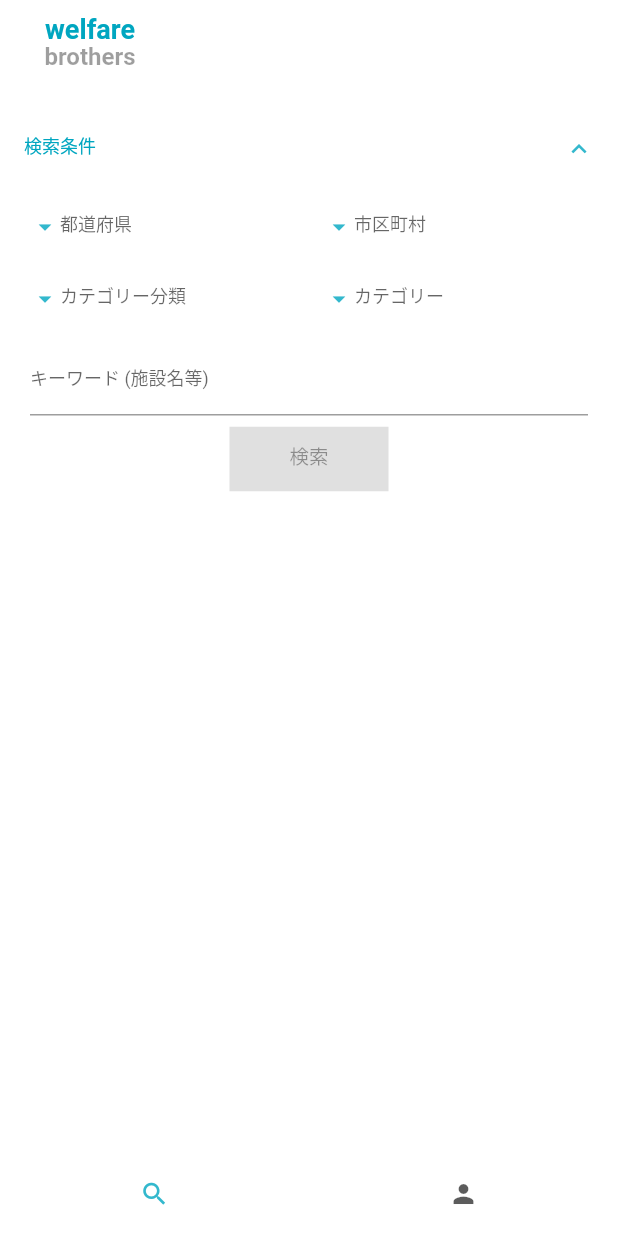
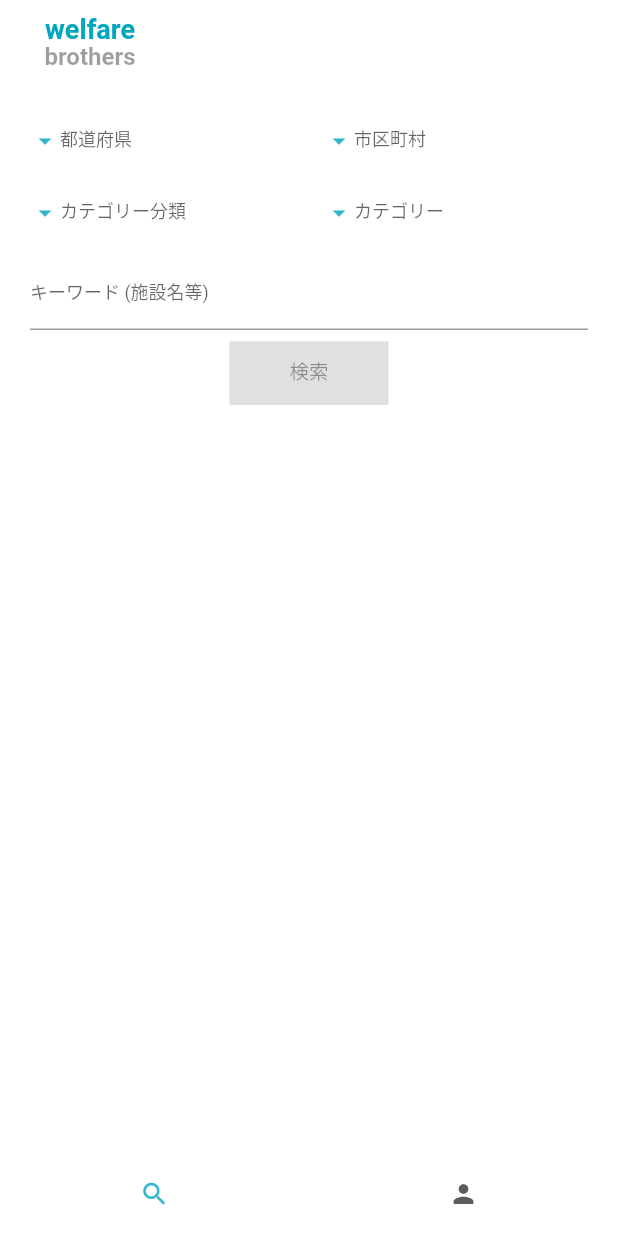
Before and after one commit to offg/welfarebrothers_for_woker, a Flutter app: the screen it shows after launch, on a phone screen of 412 x 824 dp. Run offline on Flutter 3.47's test engine with Material 2 defaults, Android fonts, the phone set to English and light mode, and no system bars; our stand-ins replace charts_flutter, dio, flutter_secure_storage, flutter_slidable, get_it; missing offline and left inert: dart:html; accounts and stored records are empty; network calls fail; statements that could not run were skipped.

Commit message:
facility card in search result a

```diff
--- a/lib/components/facility/facility_search_form.dart
+++ b/lib/components/facility/facility_search_form.dart
@@ -3,7 +3,6 @@ import 'package:provider/provider.dart';
 import 'package:welfarebrothers_for_worker/components/app/loading_overlay.dart';
 import 'package:welfarebrothers_for_worker/components/facility/area_form.dart';
 import 'package:welfarebrothers_for_worker/components/facility/care_service_form.dart';
-import 'package:welfarebrothers_for_worker/utils/design.dart';
 import 'package:welfarebrothers_for_worker/utils/input_decoration.dart';
 import 'package:welfarebrothers_for_worker/view_models/facility_search_form.dart';
 import 'package:welfarebrothers_for_worker_api_client/api.dart';
@@ -11,7 +10,8 @@ import 'package:welfarebrothers_for_worker_api_client/api.dart';
 typedef Function OnFacilityTap(FacilityForWorker facility);
 typedef Widget FacilityRenderer(FacilityForWorker facility);
 
-class FacilitySearchForm extends StatelessWidget {
+class FacilitySearchForm extends StatefulWidget {
+  GlobalKey<FormState> _abcKey = GlobalKey<FormState>();
   final OnFacilityTap onFacilityTap;
   final FacilityRenderer facilityRenderer;
   FacilitySearchForm({
@@ -20,19 +20,25 @@ class FacilitySearchForm extends StatelessWidget {
   })  : onFacilityTap = onFacilityTap,
         facilityRenderer = facilityRenderer;
   @override
+  _FacilitySearchFormState createState() => _FacilitySearchFormState();
+}
+
+class _FacilitySearchFormState extends State<FacilitySearchForm> {
+  @override
   Widget build(BuildContext context) {
     var size = MediaQuery.of(context).size;
-    var _facilityRenderer = facilityRenderer ?? _renderFacility;
+    var _facilityRenderer = widget.facilityRenderer ?? _renderFacility;
     return Consumer<FacilitySearchFormViewModel>(
-      builder: (_context, model, child) => Column(
-        mainAxisAlignment: MainAxisAlignment.spaceEvenly,
-        crossAxisAlignment: CrossAxisAlignment.stretch,
-        children: [
-          Theme(
-            data: Theme.of(context).copyWith(dividerColor: Colors.transparent),
-            child: ExpansionTile(
-              initiallyExpanded: true,
-              title: Text("検索条件"),
+      builder: (_context, model, child) => CustomScrollView(
+        key: widget._abcKey,
+        slivers: [
+          SliverAppBar(
+            floating: true,
+            pinned: true,
+            snap: true,
+            expandedHeight: 200,
+            flexibleSpace: FlexibleSpaceBar(
+              background: Column(
                 children: [
                   Padding(
                     child: AreaForm(),
@@ -63,16 +69,15 @@ class FacilitySearchForm extends StatelessWidget {
                 ],
               ),
             ),
-          verticalSpace(size: 20),
-          Expanded(
-            child: (model.facilities == null || model.facilities.isEmpty)
-                ? Container()
-                : ListView(
-                    // shrinkWrap: true,
-                    // physics: NeverScrollableScrollPhysics(),
-                    children: model.facilities.map((e) => _facilityRenderer(e)).toList(),
           ),
+          SliverFixedExtentList(
+            itemExtent: 200,
+            delegate: (model.facilities?.isEmpty ?? true)
+                ? SliverChildListDelegate([Container()])
+                : SliverChildBuilderDelegate(
+                    (context, i) => _facilityRenderer(model.facilities[i]),
                   ),
+          )
         ],
       ),
     );
@@ -101,7 +106,7 @@ class FacilitySearchForm extends StatelessWidget {
       ),
       dense: true,
       trailing: Icon(Icons.navigate_next_sharp),
-      onTap: onFacilityTap(facility),
+      onTap: widget.onFacilityTap(facility),
     );
   }
 }
```
Lines whose indentation alone changed are shown as unchanged.
